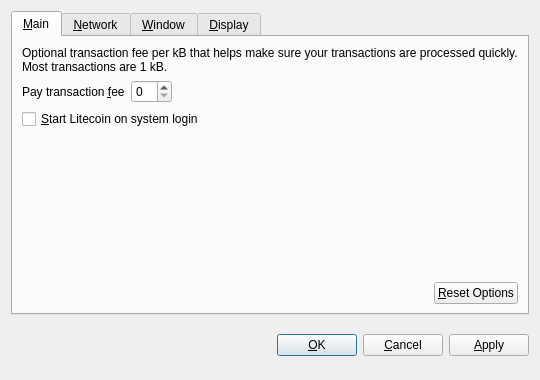
This is src/qt/forms/optionsdialog.ui in mp2apps/pesetacoin-master as Qt 5 draws it before an edit. The edited form follows.
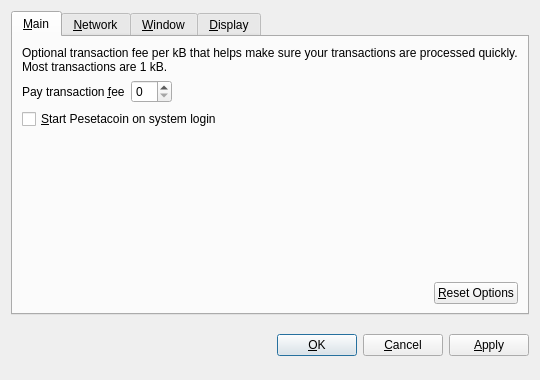
This is the edited form. Custom widgets are drawn as their Qt base class.

What changed in the file:
```diff
--- a/src/qt/forms/optionsdialog.ui
+++ b/src/qt/forms/optionsdialog.ui
@@ -82,7 +82,7 @@
           <string>Automatically start Litecoin after logging in to the system.</string>
          </property>
          <property name="text">
-          <string>&amp;Start Litecoin on system login</string>
+          <string>&amp;Start Pesetacoin on system login</string>
          </property>
         </widget>
        </item>
```
